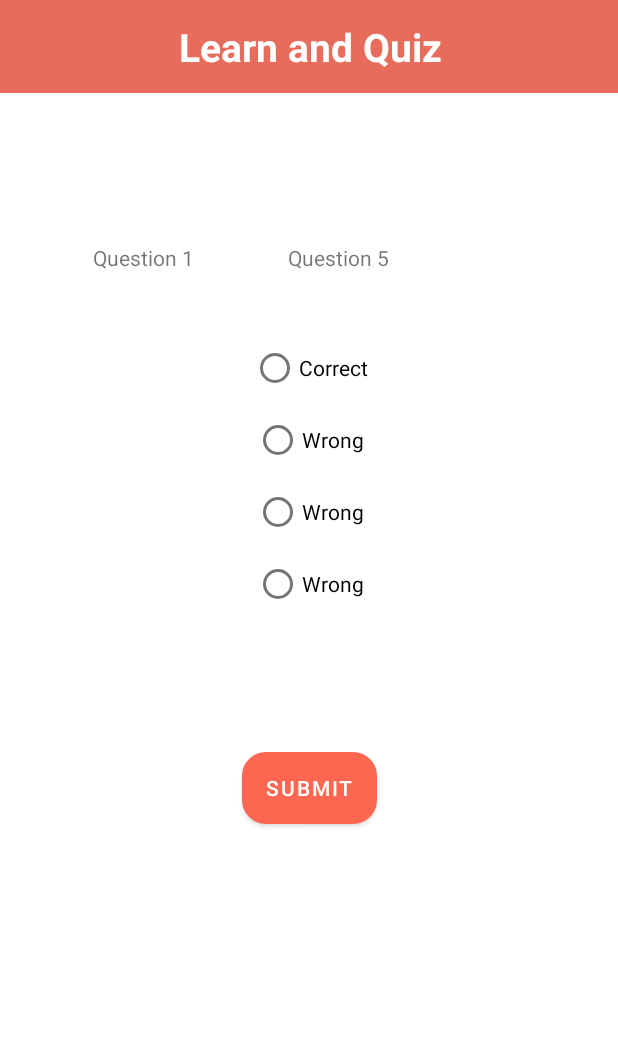
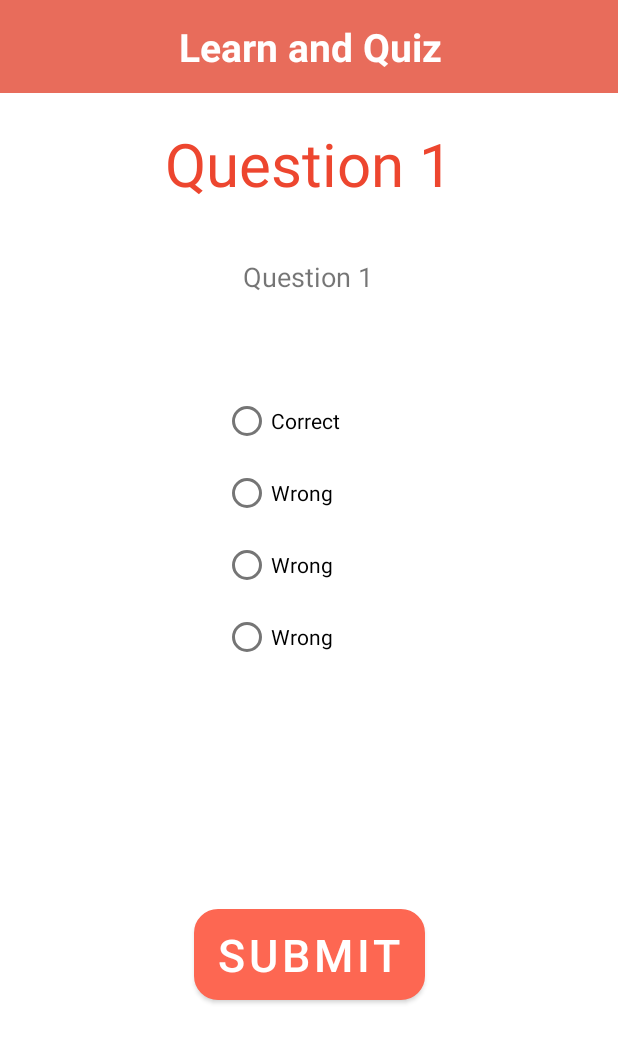
Before and after one commit to CaitlinODowd/infs3605-to-the-moon, an Android app: the QuizActivity screen opened directly, with no data from a screen before it, on a phone screen of 412 x 824 dp. Shown: the top 1043 px of the screen. Run offline under Robolectric (Android 15) with nearby library versions, the phone set to English and light mode, and no system bars; Roboto replaces fonts that are not available here.

Commit message:
Fix Quiz

```diff
--- a/app/src/main/java/com/infs3605/scrumlabs/QuizActivity.java
+++ b/app/src/main/java/com/infs3605/scrumlabs/QuizActivity.java
@@ -28,7 +28,7 @@ public class QuizActivity extends AppCompatActivity {
     public ArrayList<QuizAnswer> answers;
     int questionCounter = 0;
     int userScore = 0;
-    String userAnswer;
+    String userAnswer = "";
 
     //FINAL variables
     public static final int LAST_QUESTION = 5;
@@ -56,7 +56,7 @@ public class QuizActivity extends AppCompatActivity {
         questions = (ArrayList<QuizQuestion>) thisSession.getQuestions().clone();
         QuizAnswer thisAnswers = new QuizAnswer();
         answers = (ArrayList<QuizAnswer>) thisAnswers.getAnswers().clone();
-        Collections.shuffle(questions);
+        //Collections.shuffle(questions);
 
         //set up first question
         displayQuestion();
@@ -68,6 +68,7 @@ public class QuizActivity extends AppCompatActivity {
                 int id = group.getCheckedRadioButtonId();
                 RadioButton selected = (RadioButton) findViewById(checkedId);
                 userAnswer = selected.getText().toString();
+                System.out.print("SElected answer is: " + userAnswer);
             }
         });
 
@@ -79,7 +80,9 @@ public class QuizActivity extends AppCompatActivity {
                 //if user selects answer (correct or not) they move to next question
                 if (questionResult != NO_ANS) {
                     //add one to questionCounter
+                    System.out.println("question counter plus one");
                     questionCounter++;
+                    System.out.println("question counter: " + questionCounter);
                     //if user has not put in answer, they will stay on quiz question
                 } else {
                     return;
@@ -102,6 +105,7 @@ public class QuizActivity extends AppCompatActivity {
 
     public void displayQuestion () {
         //set up questionNum and question textviews
+        System.out.println("question counter: " + questionCounter);
         tvQuestionNum.setText("Question " + String.valueOf(questionCounter + 1));
         tvQuestion.setText(questions.get(questionCounter).getQuestionText());
 
@@ -115,14 +119,20 @@ public class QuizActivity extends AppCompatActivity {
     public int checkAnswer () {
         //if user does not check answer
         if (userAnswer.equals("")) {
+            System.out.println("no answer triggered");
             return NO_ANS;
         }
         //if user answer is correct
         else if (userAnswer.equals(answers.get(questionCounter).getAnswerCorrect())) {
+            System.out.println("User answer is " + userAnswer);
+            System.out.println("correct answer is " + answers.get(questionCounter).getAnswerCorrect());
             userScore++;
+            System.out.println("correct answer triggered");
+            System.out.println("user score is : " + userScore);
             return CORRECT_ANS;
         //if user answer is incorrect
         } else {
+            System.out.println("incorrect answer triggered");
             return INCORRECT_ANS;
         }
     }
--- a/app/src/main/res/layout/activity_quiz.xml
+++ b/app/src/main/res/layout/activity_quiz.xml
@@ -24,78 +24,76 @@
         android:id="@+id/tvQuestionNum"
         android:layout_width="wrap_content"
         android:layout_height="wrap_content"
-        android:layout_marginTop="100dp"
-        android:text="asdfasd"
-        app:layout_constraintEnd_toStartOf="@+id/tvQuestion"
-        app:layout_constraintHorizontal_bias="0.455"
+        android:layout_marginTop="20dp"
+        android:text="Question ?"
+        android:textColor="@color/orange"
+        android:textSize="40sp"
+        app:layout_constraintEnd_toEndOf="parent"
         app:layout_constraintStart_toStartOf="parent"
         app:layout_constraintTop_toBottomOf="@+id/textView" />
 
     <TextView
         android:id="@+id/tvQuestion"
-        android:layout_width="158dp"
-        android:layout_height="24dp"
-        android:text="Question"
-        app:layout_constraintEnd_toEndOf="parent"
-        app:layout_constraintStart_toEndOf="@+id/tvQuestionNum"
-        app:layout_constraintTop_toTopOf="@+id/tvQuestionNum" />
+        android:layout_width="300dp"
+        android:layout_height="wrap_content"
+        android:layout_marginStart="55dp"
+        android:layout_marginLeft="55dp"
+        android:layout_marginTop="36dp"
+        android:gravity="center_horizontal"
+        android:text="Question Text"
+        android:textAlignment="center"
+        android:textSize="18sp"
+        app:layout_constraintStart_toStartOf="parent"
+        app:layout_constraintTop_toBottomOf="@+id/tvQuestionNum" />
 
     <RadioGroup
         android:id="@+id/rgAnswers"
         android:layout_width="wrap_content"
         android:layout_height="wrap_content"
-        app:layout_constraintEnd_toEndOf="parent"
-        app:layout_constraintStart_toStartOf="parent"
-        app:layout_constraintTop_toBottomOf="@+id/tvQuestionNum" />
+        android:layout_marginStart="93dp"
+        android:layout_marginLeft="93dp"
+        android:layout_marginTop="20dp"
+        app:layout_constraintStart_toStartOf="@+id/tvQuestion"
+        app:layout_constraintTop_toBottomOf="@+id/tvQuestion">
 
         <RadioButton
             android:id="@+id/rbAnswerA"
             android:layout_width="wrap_content"
             android:layout_height="wrap_content"
             android:layout_marginTop="40dp"
-        android:text="RadioButton"
-        app:layout_constraintEnd_toEndOf="parent"
-        app:layout_constraintStart_toStartOf="parent"
-        app:layout_constraintTop_toBottomOf="@+id/rgAnswers" />
+            android:text="RadioButton" />
 
         <RadioButton
             android:id="@+id/rbAnswerB"
             android:layout_width="wrap_content"
             android:layout_height="wrap_content"
-        android:text="RadioButton"
-        app:layout_constraintEnd_toEndOf="parent"
-        app:layout_constraintStart_toStartOf="parent"
-        app:layout_constraintTop_toBottomOf="@+id/rbAnswerA" />
+            android:text="RadioButton" />
 
         <RadioButton
             android:id="@+id/rbAnswerC"
             android:layout_width="wrap_content"
             android:layout_height="wrap_content"
-        android:text="RadioButton"
-        app:layout_constraintEnd_toEndOf="parent"
-        app:layout_constraintStart_toStartOf="parent"
-        app:layout_constraintTop_toBottomOf="@+id/rbAnswerB" />
+            android:text="RadioButton" />
 
         <RadioButton
             android:id="@+id/rbAnswerD"
             android:layout_width="wrap_content"
             android:layout_height="wrap_content"
-        android:text="RadioButton"
-        app:layout_constraintEnd_toEndOf="parent"
-        app:layout_constraintStart_toStartOf="parent"
-        app:layout_constraintTop_toBottomOf="@+id/rbAnswerC" />
+            android:text="RadioButton" />
+
+    </RadioGroup>
 
     <Button
         android:id="@+id/btSubmit"
         android:layout_width="wrap_content"
         android:layout_height="wrap_content"
-        android:layout_marginTop="88dp"
         android:background="@drawable/roundbutton"
         android:text="Submit"
+        android:textSize="30sp"
         app:backgroundTint="#FD6752"
         app:layout_constraintBottom_toBottomOf="parent"
         app:layout_constraintEnd_toEndOf="parent"
         app:layout_constraintStart_toStartOf="parent"
-        app:layout_constraintTop_toBottomOf="@+id/rbAnswerD"
-        app:layout_constraintVertical_bias="0.0" />
+        app:layout_constraintTop_toBottomOf="@+id/rgAnswers" />
+
 </androidx.constraintlayout.widget.ConstraintLayout>
```
Lines whose indentation alone changed are shown as unchanged.
